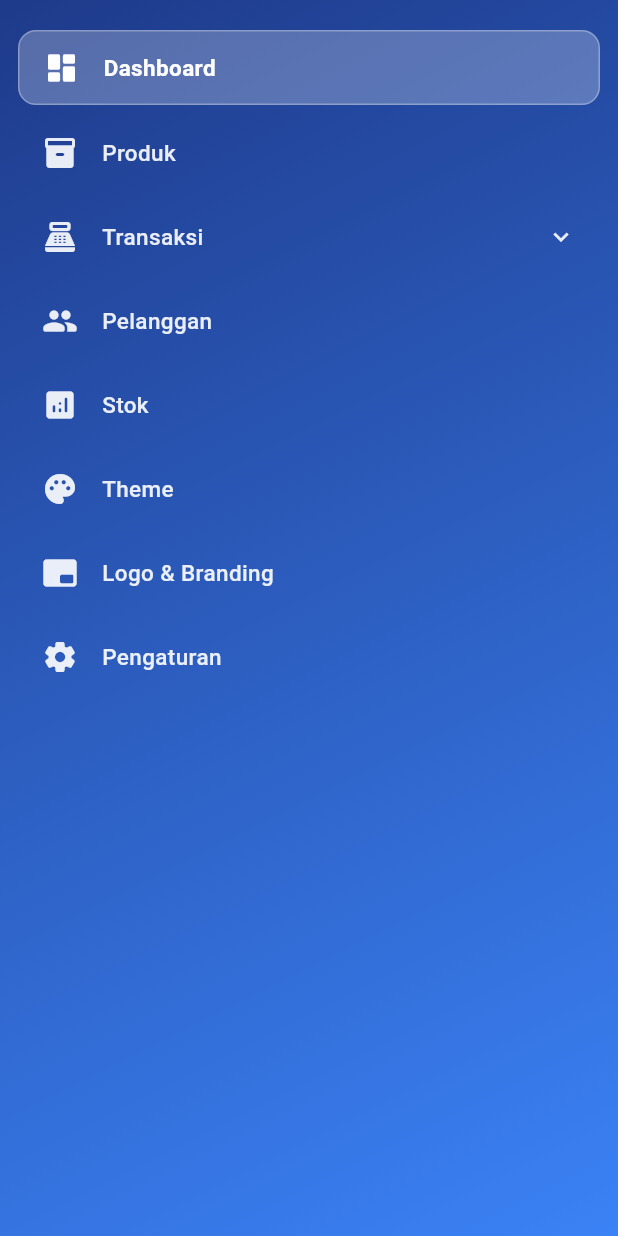
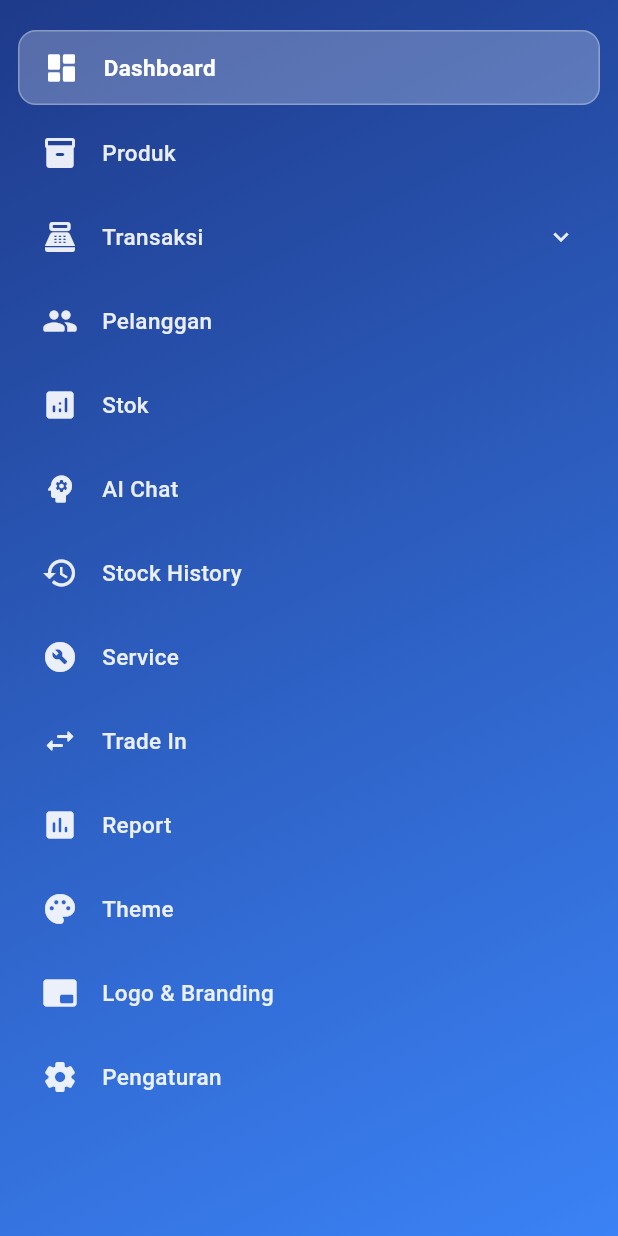
Before and after one commit to allzndd/mobile-posphone, a Flutter app: the SidebarMenu widget shown alone on an empty page, opened directly with empty values, on a phone screen of 412 x 824 dp. Run offline on Flutter 3.47's test engine with Material 3 defaults, Android fonts, the phone set to English and light mode, and no system bars; our stand-ins replace fl_chart, image_picker, shared_preferences; accounts and stored records are empty; network calls fail; Roboto replaces fonts that are missing (SF Pro Display).

Commit message:
Update sidebar_menu.dart

```diff
--- a/lib/layouts/widgets/sidebar_menu.dart
+++ b/lib/layouts/widgets/sidebar_menu.dart
@@ -45,6 +45,11 @@ class _SidebarMenuState extends State<SidebarMenu> {
     },
     {'icon': Icons.people_rounded, 'title': 'Pelanggan', 'index': 3},
     {'icon': Icons.analytics_rounded, 'title': 'Stok', 'index': 4},
+    {'icon': Icons.psychology_rounded, 'title': 'AI Chat', 'index': 9},
+    {'icon': Icons.history, 'title': 'Stock History', 'index': 10},
+    {'icon': Icons.build_circle_rounded, 'title': 'Service', 'index': 11},
+    {'icon': Icons.swap_horiz_rounded, 'title': 'Trade In', 'index': 12},
+    {'icon': Icons.assessment_rounded, 'title': 'Report', 'index': 13},
     {'icon': Icons.palette_rounded, 'title': 'Theme', 'index': 7},
     {
       'icon': Icons.branding_watermark_rounded,
```
